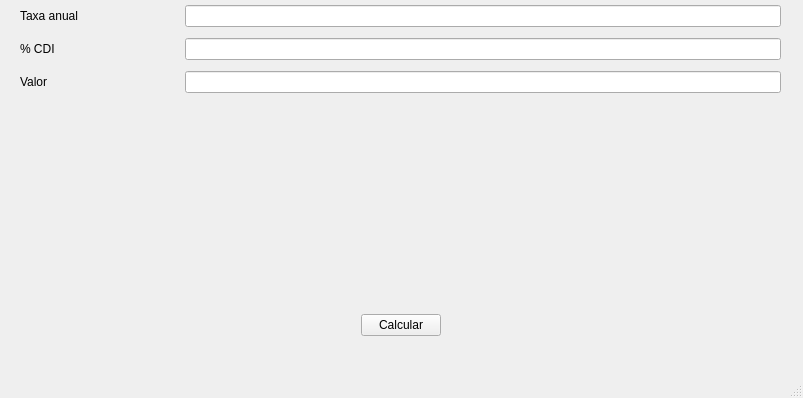
Before: the Qt Designer form calculadora.ui in BrenoMartinsDeOliveiraVasconcelos/CDI-Calculadora, drawn with Qt 5.
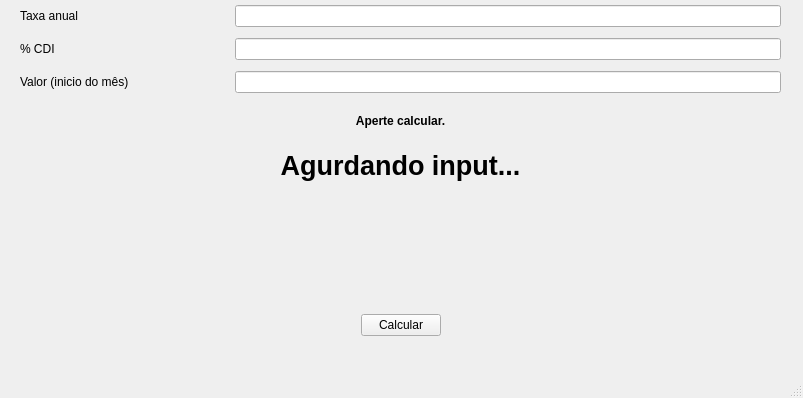
After: the same form once the commit is applied.

Commit message: Atualizado algoritimo de calculadora

Diff of the .ui file:
```diff
--- a/calculadora.ui
+++ b/calculadora.ui
@@ -71,7 +71,7 @@
      <item row="3" column="1">
       <widget class="QLabel" name="valor">
        <property name="text">
-        <string>Valor</string>
+        <string>Valor (inicio do mês)</string>
        </property>
       </widget>
      </item>
@@ -192,7 +192,7 @@
         <enum>Qt::LayoutDirection::LeftToRight</enum>
        </property>
        <property name="text">
-        <string/>
+        <string>Agurdando input...</string>
        </property>
        <property name="alignment">
         <set>Qt::AlignmentFlag::AlignCenter</set>
@@ -287,7 +287,7 @@
         </font>
        </property>
        <property name="text">
-        <string/>
+        <string>Aperte calcular.</string>
        </property>
        <property name="alignment">
         <set>Qt::AlignmentFlag::AlignCenter</set>
```
The commit also changes 2 other files.
